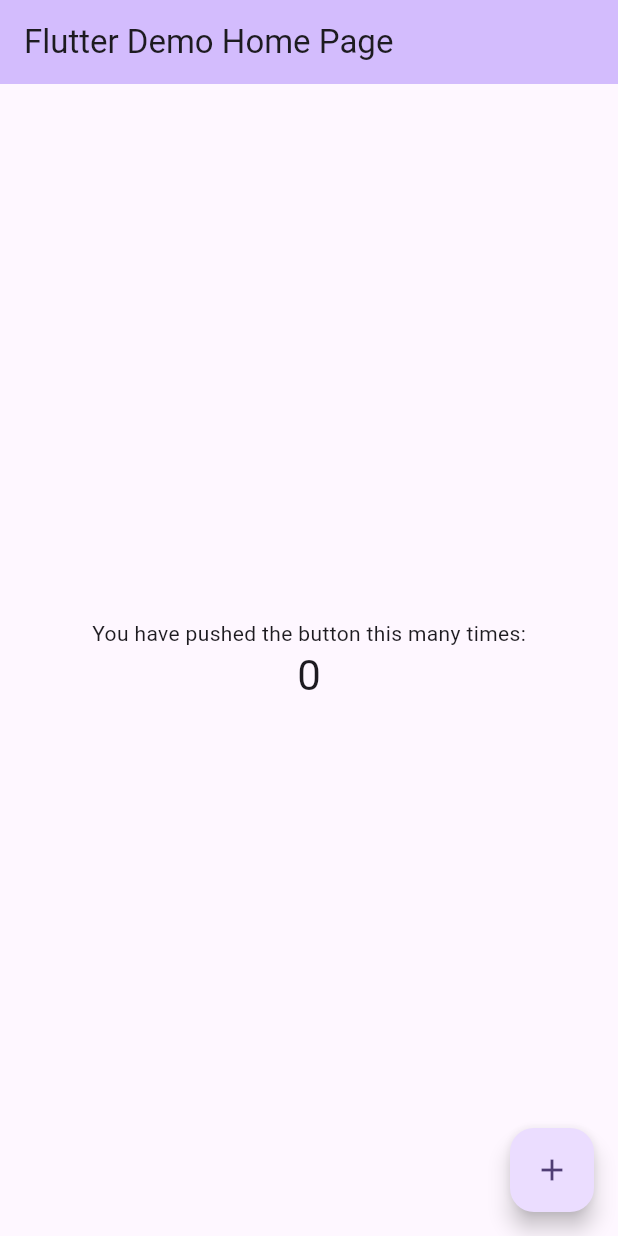
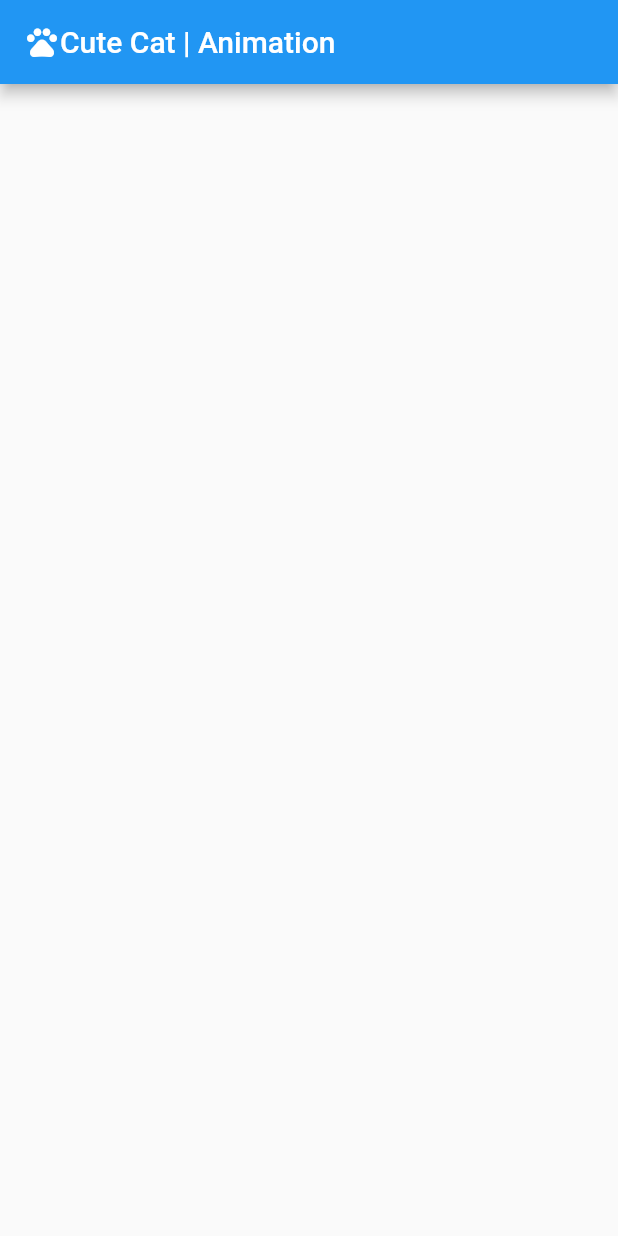
Before and after one commit to sgc93/AnimatedFlutter, a Flutter app: the screen it shows after launch, on a phone screen of 412 x 824 dp. Run offline on Flutter 3.47's test engine with Material 2 defaults, Android fonts, the phone set to English and light mode, and no system bars.

Commit message:
construct app boilerprint

```diff
--- a/lib/main.dart
+++ b/lib/main.dart
@@ -1,3 +1,4 @@
+import 'package:cute_cat_animie/pages/home_page.dart';
 import 'package:flutter/material.dart';
 
 void main() {
@@ -6,120 +7,11 @@ void main() {
 
 class MyApp extends StatelessWidget {
   const MyApp({super.key});
-
-  // This widget is the root of your application.
   @override
   Widget build(BuildContext context) {
-    return MaterialApp(
-      title: 'Flutter Demo',
-      theme: ThemeData(
-        // This is the theme of your application.
-        //
-        // TRY THIS: Try running your application with "flutter run". You'll see
-        // the application has a blue toolbar. Then, without quitting the app,
-        // try changing the seedColor in the colorScheme below to Colors.green
-        // and then invoke "hot reload" (save your changes or press the "hot
-        // reload" button in a Flutter-supported IDE, or press "r" if you used
-        // the command line to start the app).
-        //
-        // Notice that the counter didn't reset back to zero; the application
-        // state is not lost during the reload. To reset the state, use hot
-        // restart instead.
-        //
-        // This works for code too, not just values: Most code changes can be
-        // tested with just a hot reload.
-        colorScheme: ColorScheme.fromSeed(seedColor: Colors.deepPurple),
-        useMaterial3: true,
-      ),
-      home: const MyHomePage(title: 'Flutter Demo Home Page'),
+    return const MaterialApp(
+      title: 'My Cute Cat Animation App',
+      home: HomePage(),
     );
   }
 }
-
-class MyHomePage extends StatefulWidget {
-  const MyHomePage({super.key, required this.title});
-
-  // This widget is the home page of your application. It is stateful, meaning
-  // that it has a State object (defined below) that contains fields that affect
-  // how it looks.
-
-  // This class is the configuration for the state. It holds the values (in this
-  // case the title) provided by the parent (in this case the App widget) and
-  // used by the build method of the State. Fields in a Widget subclass are
-  // always marked "final".
-
-  final String title;
-
-  @override
-  State<MyHomePage> createState() => _MyHomePageState();
-}
-
-class _MyHomePageState extends State<MyHomePage> {
-  int _counter = 0;
-
-  void _incrementCounter() {
-    setState(() {
-      // This call to setState tells the Flutter framework that something has
-      // changed in this State, which causes it to rerun the build method below
-      // so that the display can reflect the updated values. If we changed
-      // _counter without calling setState(), then the build method would not be
-      // called again, and so nothing would appear to happen.
-      _counter++;
-    });
-  }
-
-  @override
-  Widget build(BuildContext context) {
-    // This method is rerun every time setState is called, for instance as done
-    // by the _incrementCounter method above.
-    //
-    // The Flutter framework has been optimized to make rerunning build methods
-    // fast, so that you can just rebuild anything that needs updating rather
-    // than having to individually change instances of widgets.
-    return Scaffold(
-      appBar: AppBar(
-        // TRY THIS: Try changing the color here to a specific color (to
-        // Colors.amber, perhaps?) and trigger a hot reload to see the AppBar
-        // change color while the other colors stay the same.
-        backgroundColor: Theme.of(context).colorScheme.inversePrimary,
-        // Here we take the value from the MyHomePage object that was created by
-        // the App.build method, and use it to set our appbar title.
-        title: Text(widget.title),
-      ),
-      body: Center(
-        // Center is a layout widget. It takes a single child and positions it
-        // in the middle of the parent.
-        child: Column(
-          // Column is also a layout widget. It takes a list of children and
-          // arranges them vertically. By default, it sizes itself to fit its
-          // children horizontally, and tries to be as tall as its parent.
-          //
-          // Column has various properties to control how it sizes itself and
-          // how it positions its children. Here we use mainAxisAlignment to
-          // center the children vertically; the main axis here is the vertical
-          // axis because Columns are vertical (the cross axis would be
-          // horizontal).
-          //
-          // TRY THIS: Invoke "debug painting" (choose the "Toggle Debug Paint"
-          // action in the IDE, or press "p" in the console), to see the
-          // wireframe for each widget.
-          mainAxisAlignment: MainAxisAlignment.center,
-          children: <Widget>[
-            const Text(
-              'You have pushed the button this many times:',
-            ),
-            Text(
-              '$_counter',
-              style: Theme.of(context).textTheme.headlineMedium,
-            ),
-          ],
-        ),
-      ),
-      floatingActionButton: FloatingActionButton(
-        onPressed: _incrementCounter,
-        tooltip: 'Increment',
-        child: const Icon(Icons.add),
-      ), // This trailing comma makes auto-formatting nicer for build methods.
-    );
-  }
-}
--- /dev/null
+++ b/lib/pages/home_page.dart
@@ -0,0 +1,21 @@
+import 'package:flutter/material.dart';
+
+class HomePage extends StatefulWidget {
+  const HomePage({super.key});
+
+  @override
+  State<HomePage> createState() => _HomePageState();
+}
+
+class _HomePageState extends State<HomePage> {
+  @override
+  Widget build(BuildContext context) {
+    return Scaffold(
+      appBar: AppBar(
+        title: const Row(
+          children: [Icon(Icons.pets_sharp), Text('Cute Cat | Animation')],
+        ),
+      ),
+    );
+  }
+}
```
